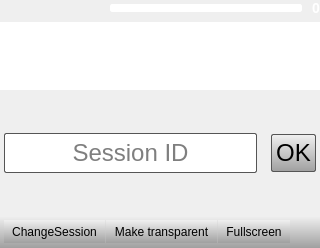
Qt form src/ui/overlaywidget.ui (thm-projects/arsnova-overlay) before a commit.
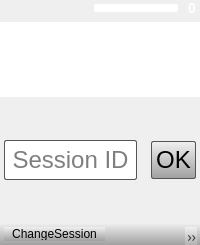
The same form after that commit. Icons and pictures are not drawn.

Commit message: Changed sizing of widget and added exit button to menu

The edit to the form file:
```diff
--- a/src/ui/overlaywidget.ui
+++ b/src/ui/overlaywidget.ui
@@ -6,10 +6,28 @@
    <rect>
     <x>0</x>
     <y>0</y>
-    <width>320</width>
+    <width>200</width>
     <height>245</height>
    </rect>
   </property>
+  <property name="sizePolicy">
+   <sizepolicy hsizetype="Fixed" vsizetype="Preferred">
+    <horstretch>0</horstretch>
+    <verstretch>0</verstretch>
+   </sizepolicy>
+  </property>
+  <property name="minimumSize">
+   <size>
+    <width>200</width>
+    <height>0</height>
+   </size>
+  </property>
+  <property name="maximumSize">
+   <size>
+    <width>200</width>
+    <height>16777215</height>
+   </size>
+  </property>
   <property name="windowTitle">
    <string>Form</string>
   </property>
@@ -29,6 +47,9 @@
    </item>
    <item row="2" column="0">
     <widget class="QLineEdit" name="sessionIdEdit">
+     <property name="enabled">
+      <bool>true</bool>
+     </property>
      <property name="styleSheet">
       <string notr="true">font-size: 24px;
 border: 1px solid #555;
@@ -47,6 +68,9 @@
    </item>
    <item row="2" column="1">
     <widget class="QPushButton" name="loginButton">
+     <property name="enabled">
+      <bool>true</bool>
+     </property>
      <property name="styleSheet">
       <string notr="true">QPushButton#loginButton {
     font-size: 24px;
@@ -83,7 +107,13 @@
      <property name="minimumSize">
       <size>
        <width>0</width>
-       <height>32</height>
+       <height>22</height>
+      </size>
+     </property>
+     <property name="maximumSize">
+      <size>
+       <width>16777215</width>
+       <height>22</height>
       </size>
      </property>
      <property name="autoFillBackground">
@@ -95,21 +125,28 @@
      <addaction name="actionChangeSession"/>
      <addaction name="actionMakeTransparent"/>
      <addaction name="actionFullscreen"/>
+     <addaction name="actionExit"/>
     </widget>
    </item>
    <item row="0" column="0" colspan="2">
     <layout class="QHBoxLayout" name="horizontalLayout">
+     <property name="leftMargin">
+      <number>4</number>
+     </property>
+     <property name="rightMargin">
+      <number>4</number>
+     </property>
      <item>
       <widget class="QLabel" name="sessionNameLabel">
        <property name="sizePolicy">
-        <sizepolicy hsizetype="Minimum" vsizetype="Preferred">
+        <sizepolicy hsizetype="Expanding" vsizetype="Preferred">
          <horstretch>0</horstretch>
          <verstretch>0</verstretch>
         </sizepolicy>
        </property>
        <property name="minimumSize">
         <size>
-         <width>100</width>
+         <width>80</width>
          <height>0</height>
         </size>
        </property>
@@ -128,6 +165,12 @@
      </item>
      <item>
       <widget class="QProgressBar" name="progressBar">
+       <property name="sizePolicy">
+        <sizepolicy hsizetype="Expanding" vsizetype="Fixed">
+         <horstretch>0</horstretch>
+         <verstretch>0</verstretch>
+        </sizepolicy>
+       </property>
        <property name="styleSheet">
         <string notr="true">QProgressBar {
 	border: 1px solid #fff;
@@ -153,6 +196,12 @@
      </item>
      <item>
       <widget class="QLabel" name="onlineUsersLabel">
+       <property name="sizePolicy">
+        <sizepolicy hsizetype="Expanding" vsizetype="Preferred">
+         <horstretch>0</horstretch>
+         <verstretch>0</verstretch>
+        </sizepolicy>
+       </property>
        <property name="styleSheet">
         <string notr="true">font-size: 14px;
 color: white;
@@ -182,6 +231,9 @@
    <property name="checkable">
     <bool>true</bool>
    </property>
+   <property name="checked">
+    <bool>true</bool>
+   </property>
    <property name="icon">
     <iconset resource="../resources/resources.qrc">
      <normaloff>:/images/images/layer-visible-off.png</normaloff>
@@ -210,6 +262,19 @@
     <string>Fullscreen</string>
    </property>
   </action>
+  <action name="actionExit">
+   <property name="icon">
+    <iconset resource="../resources/resources.qrc">
+     <normaloff>:/images/images/application-exit.png</normaloff>
+     <normalon>:/images/images/view-restore.png</normalon>:/images/images/application-exit.png</iconset>
+   </property>
+   <property name="text">
+    <string>Exit</string>
+   </property>
+   <property name="toolTip">
+    <string>Exit</string>
+   </property>
+  </action>
  </widget>
  <resources>
   <include location="../resources/resources.qrc"/>
```
Left out of the diff: 2 changed lines with no effect on the pictures. The commit also changes 4 other files.
